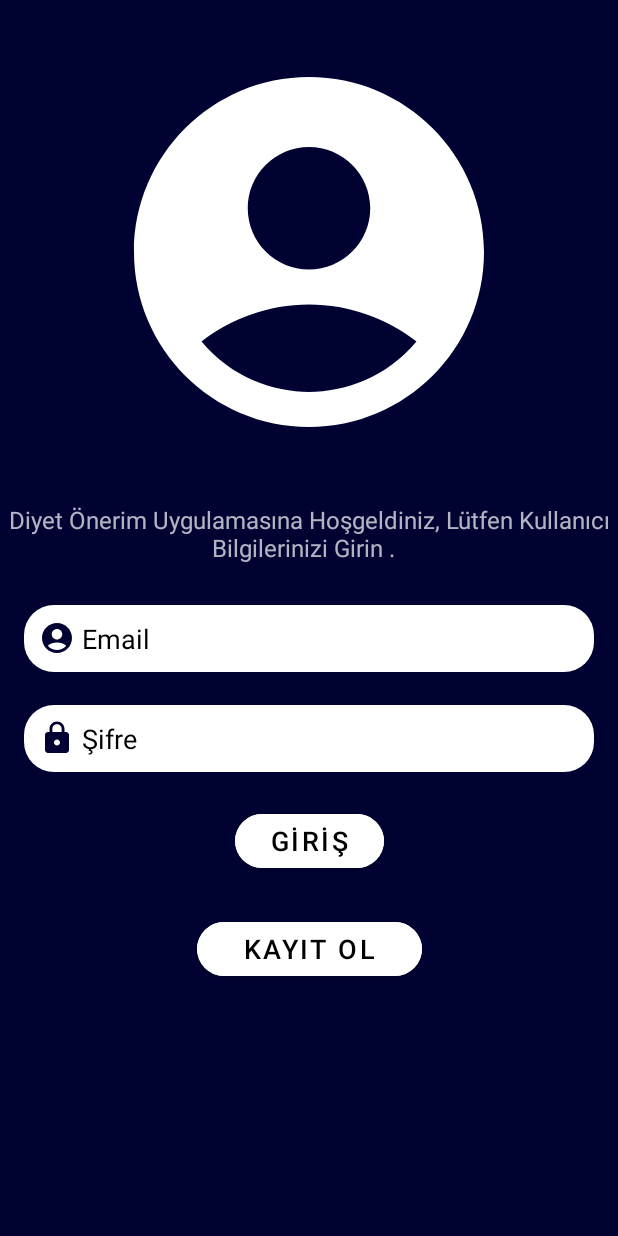
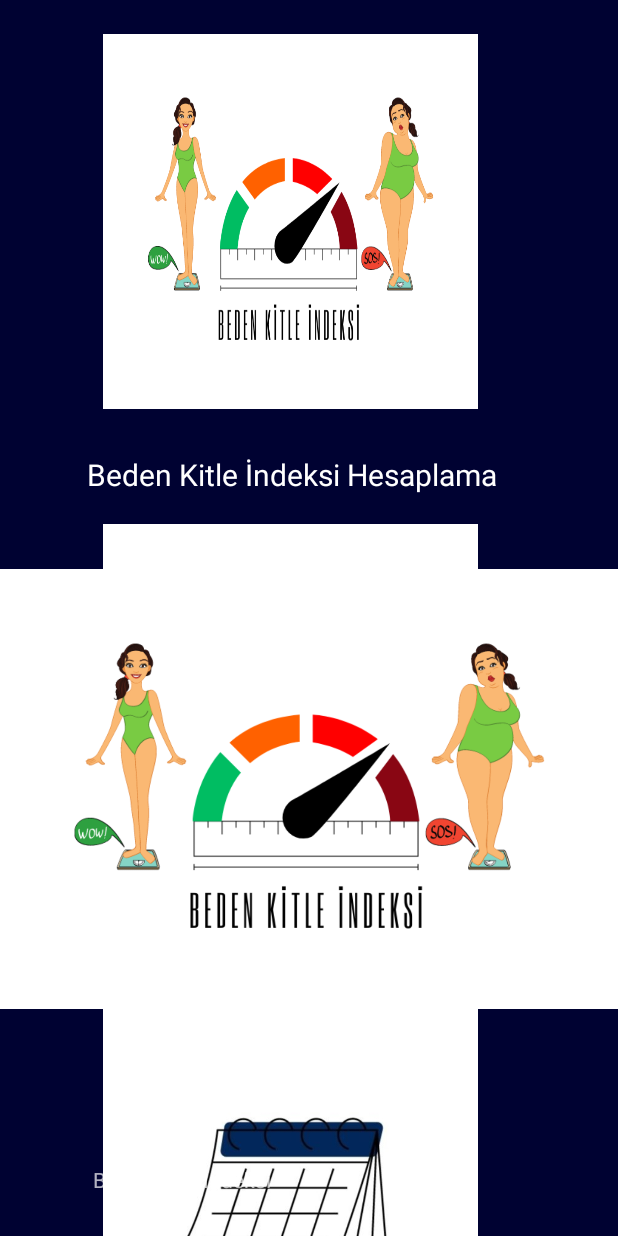
Before and after one commit to buserumeysa/DiyetOnerim, an Android app: the screen it shows after launch (MainActivity before the commit, HomePageActivity after it), after a tap on "GİRİŞ", on a phone screen of 412 x 824 dp. Run offline under Robolectric (Android 15) with nearby library versions, the phone set to English and light mode, and no system bars; our stand-ins replace Firebase (no records; nobody signed in at launch, a user with empty details on screens opened directly).

Commit message:
Güncelleme

```diff
--- a/app/build.gradle
+++ b/app/build.gradle
@@ -48,7 +48,7 @@ dependencies {
 
     implementation 'androidx.core:core-ktx:1.9.0'
     implementation 'androidx.appcompat:appcompat:1.6.1'
-
+    implementation 'androidx.cardview:cardview:1.0.0'
     implementation 'com.google.android.material:material:1.8.0'
     implementation 'androidx.constraintlayout:constraintlayout:2.1.4'
     testImplementation 'junit:junit:4.13.2'
@@ -63,7 +63,7 @@ dependencies {
     implementation 'com.android.support:cardview-v7:28.0.0'
 
     // RECYCLER VIEW
-    implementation 'androidx.recyclerview:recyclerview:1.2.1'
+    implementation 'androidx.recyclerview:recyclerview:1.3.0'
 
     //NAVIGATION
     implementation "androidx.navigation:navigation-fragment-ktx:2.5.3"
--- a/app/src/main/AndroidManifest.xml
+++ b/app/src/main/AndroidManifest.xml
@@ -22,6 +22,12 @@
             android:name=".ui.register.RegisterActivity"
             android:exported="false" />
         <activity
+            android:name=".ui.calendar.CalendarActivity"
+            android:exported="false" />
+        <activity
+            android:name=".ui.homepage.HomePageActivity"
+            android:exported="false" />
+        <activity
             android:name=".ui.login.MainActivity"
             android:exported="true">
             <intent-filter>
--- /dev/null
+++ b/app/src/main/java/com/buserkapkiner/diyetonerim/ui/homepage/HomePageActivity.kt
@@ -0,0 +1,58 @@
+package com.buserkapkiner.diyetonerim.ui.homepage
+
+import android.content.Intent
+import android.os.Bundle
+import androidx.appcompat.app.AppCompatActivity
+import androidx.recyclerview.widget.LinearLayoutManager
+import androidx.recyclerview.widget.RecyclerView
+import com.buserkapkiner.diyetonerim.R
+import com.buserkapkiner.diyetonerim.databinding.ActivityHomePageBinding
+import com.buserkapkiner.diyetonerim.ui.bmi.BodyMossIndexActivity
+import com.buserkapkiner.diyetonerim.ui.calendar.CalendarActivity
+
+class HomePageActivity : AppCompatActivity() {
+    private val homePageRecyclerAdapter = RecyclerAdapter()
+
+
+    override fun onCreate(savedInstanceState: Bundle?) {
+
+        super.onCreate(savedInstanceState)
+        val binding = ActivityHomePageBinding.inflate(layoutInflater)
+        setContentView(binding.root)
+
+        binding.imgBki.setOnClickListener {
+            intent = Intent(applicationContext, BodyMossIndexActivity::class.java)
+            startActivity(intent)
+
+        }
+        binding.imgDiet.setOnClickListener {
+            intent = Intent(applicationContext, BodyMossIndexActivity::class.java)
+            startActivity(intent)
+
+        }
+        binding.imgCalendar.setOnClickListener {
+            intent = Intent(applicationContext, CalendarActivity::class.java)
+            startActivity(intent)
+
+        }
+        binding.imgWater.setOnClickListener {
+            intent = Intent(applicationContext, BodyMossIndexActivity::class.java)
+            startActivity(intent)
+
+        }
+        binding.imgWeightTracking.setOnClickListener {
+            intent = Intent(applicationContext, BodyMossIndexActivity::class.java)
+            startActivity(intent)
+
+        }
+        val recyclerView = findViewById<RecyclerView>(R.id.home_page_recycler_view)
+        recyclerView.layoutManager = LinearLayoutManager(this, LinearLayoutManager.VERTICAL, false)
+
+        val adapter = RecyclerAdapter()
+
+        recyclerView.adapter= adapter
+
+    }
+
+
+    }
--- a/app/src/main/java/com/buserkapkiner/diyetonerim/ui/homepage/RecyclerAdapter.kt
+++ b/app/src/main/java/com/buserkapkiner/diyetonerim/ui/homepage/RecyclerAdapter.kt
@@ -13,7 +13,7 @@ class RecyclerAdapter: RecyclerView.Adapter<RecyclerAdapter.ViewHolder>() {
     private var images = intArrayOf(R.drawable.bki,R.drawable.diyet,R.drawable.takvim,R.drawable.tart,R.drawable.su)
 
     override fun onCreateViewHolder(parent: ViewGroup, viewType: Int): RecyclerAdapter.ViewHolder {
-        val v= LayoutInflater.from(parent.context).inflate(R.layout.card_layout,parent,false)
+        val v= LayoutInflater.from(parent.context).inflate(R.layout.activity_home_page,parent,false)
         return ViewHolder(v)
     }
     override fun getItemCount(): Int {
--- a/app/src/main/java/com/buserkapkiner/diyetonerim/ui/login/MainActivity.kt
+++ b/app/src/main/java/com/buserkapkiner/diyetonerim/ui/login/MainActivity.kt
@@ -4,9 +4,8 @@ import android.content.Intent
 import android.os.Bundle
 import android.widget.Toast
 import androidx.appcompat.app.AppCompatActivity
-import com.buserkapkiner.diyetonerim.R
 import com.buserkapkiner.diyetonerim.databinding.ActivityMainBinding
-import com.buserkapkiner.diyetonerim.ui.homepage.HomePageFragment
+import com.buserkapkiner.diyetonerim.ui.homepage.HomePageActivity
 import com.buserkapkiner.diyetonerim.ui.register.RegisterActivity
 import com.google.firebase.auth.ktx.auth
 import com.google.firebase.ktx.Firebase
@@ -20,17 +19,19 @@ class MainActivity : AppCompatActivity() {
 
     override fun onCreate(savedInstanceState: Bundle?) {
 
-
         super.onCreate(savedInstanceState)
         binding = ActivityMainBinding.inflate(layoutInflater)
         setContentView(binding.root)
 
-
-
         binding.btnLogin.setOnClickListener {
             var userName = binding.edtTxtUserName.text.toString()
             var userPassword = binding.edtTxtPassword.text.toString()
-            login(email = userName, password = userPassword)
+            login(
+                email = userName,
+                password = userPassword
+            )
+            intent = Intent(applicationContext, HomePageActivity::class.java)
+            startActivity(intent)
 
 
         }
@@ -40,16 +41,16 @@ class MainActivity : AppCompatActivity() {
         }
 
     }
+
     fun login(email: String, password: String) {
         auth.signInWithEmailAndPassword(email, password)
             .addOnCompleteListener(this) { task ->
                 if (task.isSuccessful) {
-                    // FragmentTransaction oluştur
-                    val fragmentManager = supportFragmentManager
-                    val fragmentTransaction = fragmentManager.beginTransaction()
-                    fragmentTransaction.add(R.id.fragment_container,HomePageFragment())
-                    fragmentTransaction.addToBackStack(null)
-                    fragmentTransaction.commit()
+                    Toast.makeText(
+                        baseContext,
+                        "HOŞGELDİNİZ",
+                        Toast.LENGTH_SHORT
+                    ).show()
 
 
                 } else {
@@ -64,5 +65,4 @@ class MainActivity : AppCompatActivity() {
     }
 
 
-
 }
--- a/app/src/main/res/layout/activity_calendar.xml
+++ b/app/src/main/res/layout/activity_calendar.xml
@@ -4,7 +4,8 @@
     android:layout_width="match_parent"
     android:layout_height="match_parent"
     android:background="@color/constraintcolor"
-    xmlns:app="http://schemas.android.com/apk/res-auto">
+    xmlns:app="http://schemas.android.com/apk/res-auto"
+    tools:context=".ui.calendar.CalendarActivity">
 
     <TextView
         android:id="@+id/txt_calendar"
@@ -27,7 +28,7 @@
         android:layout_width="wrap_content"
         android:layout_height="wrap_content"
         android:layout_marginStart="16dp"
-        android:layout_marginTop="5dp"
+        android:layout_marginTop="108dp"
         android:layout_marginEnd="16dp"
         android:background="@color/edittext"
         android:text="Takvimi Görüntülemek İçin Tıklayın"
--- /dev/null
+++ b/app/src/main/res/layout/activity_home_page.xml
@@ -0,0 +1,184 @@
+<?xml version="1.0" encoding="utf-8"?>
+<androidx.constraintlayout.widget.ConstraintLayout
+    xmlns:android="http://schemas.android.com/apk/res/android"
+    xmlns:app="http://schemas.android.com/apk/res-auto"
+    xmlns:tools="http://schemas.android.com/tools"
+    android:layout_width="match_parent"
+    android:layout_height="match_parent"
+    android:background="@color/constraintcolor"
+    tools:context=".ui.homepage.HomePageActivity">
+    <ImageView
+        android:id="@+id/img_bki"
+        android:layout_width="250dp"
+        android:layout_height="250dp"
+        android:background="@drawable/bki"
+        app:layout_constraintBottom_toBottomOf="parent"
+        app:layout_constraintEnd_toEndOf="parent"
+        app:layout_constraintHorizontal_bias="0.422"
+        app:layout_constraintStart_toStartOf="parent"
+        app:layout_constraintTop_toTopOf="parent"
+        app:layout_constraintVertical_bias="0.039"
+        tools:ignore="MissingConstraints" />
+
+    <TextView
+        android:id="@+id/txt_bki"
+        android:layout_width="288dp"
+        android:layout_height="47dp"
+        android:layout_marginLeft="76dp"
+        android:layout_marginTop="20dp"
+        android:layout_marginEnd="12dp"
+        android:gravity="center"
+        android:text="Beden Kitle İndeksi Hesaplama"
+        android:textAlignment="center"
+        android:textColor="@color/white"
+        android:textSize="20sp"
+        app:layout_constraintEnd_toEndOf="@id/img_bki"
+        app:layout_constraintHorizontal_bias="0.36"
+        app:layout_constraintStart_toStartOf="@id/img_bki"
+        app:layout_constraintTop_toBottomOf="@id/img_bki" />
+
+    <ImageView
+        android:id="@+id/img_diet"
+        android:layout_width="250dp"
+        android:layout_height="250dp"
+        android:background="@drawable/diyet"
+        app:layout_constraintBottom_toBottomOf="parent"
+        app:layout_constraintEnd_toEndOf="parent"
+        app:layout_constraintHorizontal_bias="0.422"
+        app:layout_constraintStart_toStartOf="parent"
+        app:layout_constraintTop_toBottomOf="@id/txt_bki"
+        app:layout_constraintVertical_bias="0.039"
+        tools:ignore="MissingConstraints" />
+
+    <TextView
+        android:id="@+id/txt_diet"
+        android:layout_width="160dp"
+        android:layout_height="46dp"
+        android:layout_marginLeft="76dp"
+        android:layout_marginTop="24dp"
+        android:layout_marginEnd="12dp"
+        android:gravity="center"
+        android:text="Diyet Listeleri"
+        android:textAlignment="center"
+        android:textColor="@color/white"
+        android:textSize="20sp"
+        app:layout_constraintEnd_toEndOf="@id/img_diet"
+        app:layout_constraintHorizontal_bias="0.602"
+        app:layout_constraintStart_toStartOf="@id/img_diet"
+        app:layout_constraintTop_toBottomOf="@id/img_diet" />
+
+    <ImageView
+        android:id="@+id/img_calendar"
+        android:layout_width="250dp"
+        android:layout_height="250dp"
+        android:background="@drawable/takvim"
+        app:layout_constraintEnd_toEndOf="parent"
+        app:layout_constraintHorizontal_bias="0.422"
+        app:layout_constraintStart_toStartOf="parent"
+        app:layout_constraintTop_toBottomOf="@id/txt_diet"
+        app:layout_constraintVertical_bias="0.039"
+        tools:ignore="MissingConstraints" />
+
+    <TextView
+        android:id="@+id/text_calendar"
+        android:layout_width="288dp"
+        android:layout_height="47dp"
+        android:layout_marginLeft="76dp"
+        android:layout_marginTop="20dp"
+        android:layout_marginEnd="12dp"
+        android:gravity="center"
+        android:text="Takvim"
+        android:textAlignment="center"
+        android:textColor="@color/white"
+        android:textSize="20sp"
+        app:layout_constraintEnd_toEndOf="@id/img_calendar"
+        app:layout_constraintHorizontal_bias="0.36"
+        app:layout_constraintStart_toStartOf="@id/img_calendar"
+        app:layout_constraintTop_toBottomOf="@id/img_calendar" />
+
+    <ImageView
+        android:id="@+id/img_water"
+        android:layout_width="250dp"
+        android:layout_height="250dp"
+        android:background="@drawable/su"
+        app:layout_constraintEnd_toEndOf="parent"
+        app:layout_constraintHorizontal_bias="0.422"
+        app:layout_constraintStart_toStartOf="parent"
+        app:layout_constraintTop_toBottomOf="@id/text_calendar"
+        app:layout_constraintVertical_bias="0.039"
+        tools:ignore="MissingConstraints" />
+
+    <TextView
+        android:id="@+id/txt_water"
+        android:layout_width="288dp"
+        android:layout_height="47dp"
+        android:layout_marginLeft="76dp"
+        android:layout_marginTop="20dp"
+        android:layout_marginEnd="12dp"
+        android:gravity="center"
+        android:text="Su Tüketimi"
+        android:textAlignment="center"
+        android:textColor="@color/white"
+        android:textSize="20sp"
+        app:layout_constraintEnd_toEndOf="@id/img_water"
+        app:layout_constraintHorizontal_bias="0.36"
+        app:layout_constraintStart_toStartOf="@id/img_water"
+        app:layout_constraintTop_toBottomOf="@id/img_water" />
+
+    <ImageView
+        android:id="@+id/img_weight_tracking"
+        android:layout_width="250dp"
+        android:layout_height="250dp"
+        android:background="@drawable/tart"
+        app:layout_constraintEnd_toEndOf="parent"
+        app:layout_constraintHorizontal_bias="0.422"
+        app:layout_constraintStart_toStartOf="parent"
+        app:layout_constraintTop_toBottomOf="@id/txt_water"
+        app:layout_constraintVertical_bias="0.039"
+        tools:ignore="MissingConstraints" />
+
+    <TextView
+        android:id="@+id/txt_weight_tracking"
+        android:layout_width="288dp"
+        android:layout_height="47dp"
+        android:layout_marginLeft="76dp"
+        android:layout_marginTop="20dp"
+        android:layout_marginEnd="12dp"
+        android:gravity="center"
+        android:text="Kilo Takibi"
+        android:textAlignment="center"
+        android:textColor="@color/white"
+        android:textSize="20sp"
+        app:layout_constraintEnd_toEndOf="@id/img_weight_tracking"
+        app:layout_constraintHorizontal_bias="0.36"
+        app:layout_constraintStart_toStartOf="@id/img_weight_tracking"
+        app:layout_constraintTop_toBottomOf="@id/img_weight_tracking" />
+    <TextView
+        android:layout_width="288dp"
+        android:layout_height="47dp"
+        android:id="@+id/item_title"
+        app:layout_constraintEnd_toEndOf="parent"
+        app:layout_constraintStart_toStartOf="parent"
+        app:layout_constraintBottom_toBottomOf="parent"
+
+    />
+    <ImageView
+        android:layout_width="wrap_content"
+        android:layout_height="wrap_content"
+        android:id="@+id/item_image"
+        app:layout_constraintEnd_toEndOf="parent"
+        app:layout_constraintStart_toStartOf="parent"
+        app:layout_constraintBottom_toBottomOf="parent">
+
+    </ImageView>
+
+    <androidx.recyclerview.widget.RecyclerView
+        android:layout_width="match_parent"
+        android:layout_height="match_parent"
+        android:id="@+id/home_page_recycler_view" />
+
+
+
+
+
+</androidx.constraintlayout.widget.ConstraintLayout>
--- /dev/null
+++ b/app/src/main/res/values/ids.xml
@@ -0,0 +1,4 @@
+<?xml version="1.0" encoding="utf-8"?>
+<resources>
+    <item name="fragment_container" type="id" />
+</resources>
--- a/build.gradle
+++ b/build.gradle
@@ -5,7 +5,9 @@ buildscript {
     dependencies {
         //Firebase Crashlytics and Analytics
         classpath 'com.google.gms:google-services:4.3.15'
-        classpath 'com.google.firebase:firebase-crashlytics-gradle:2.9.2'
+        classpath 'com.google.firebase:firebase-crashlytics-gradle:2.9.4'
+        classpath  'com.android.support:recyclerview-v7:28.0.0'
+        classpath  'com.android.support:cardview-v7:28.0.0'
     }
 }
 
```
Also changed, not shown: app/src/main/java/com/buserkapkiner/diyetonerim/ui/bmi/BodyMossIndexFragment.kt (deleted, +0 -75 lines), app/src/main/java/com/buserkapkiner/diyetonerim/ui/calendar/CalendarActivity.kt (+35 -1 lines), app/src/main/java/com/buserkapkiner/diyetonerim/ui/homepage/HomePageFragment.kt (deleted, +0 -34 lines), app/src/main/res/layout/card_layout.xml (deleted, +0 -46 lines), app/src/main/res/layout/fragment_body_moss_index.xml (deleted, +0 -93 lines), app/src/main/res/layout/fragment_home_page.xml (deleted, +0 -27 lines).
